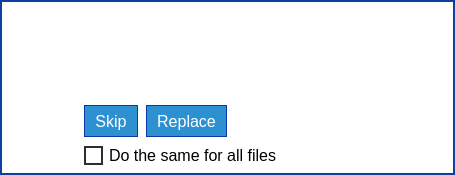
Before: the Qt Designer form parsec/core/gui/forms/replace_dialog.ui in Scille/parsec-cloud, drawn with Qt 5.
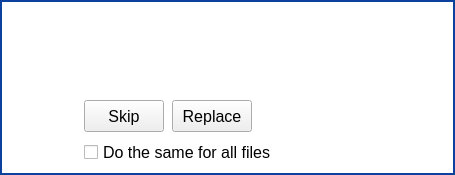
After: the same form once the commit is applied. Icons and pictures are not drawn. Custom widgets are drawn as their Qt base class.

```diff
--- a/parsec/core/gui/forms/replace_dialog.ui
+++ b/parsec/core/gui/forms/replace_dialog.ui
@@ -43,11 +43,7 @@
 border: 2px solid rgb(12, 65, 157);
 background-color: rgb(255, 255, 255);
 }
-
-QLabel
-{
-background-color: rgb(255, 255, 255);
-}</string>
+</string>
      </property>
      <layout class="QVBoxLayout" name="verticalLayout_3">
       <property name="spacing">
@@ -226,21 +222,7 @@
                </font>
               </property>
               <property name="styleSheet">
-               <string notr="true">QPushButton
-{
-background-color: rgb(45, 144, 209);
-border: 1px solid rgb(11, 56, 166);
-color: rgb(255, 255, 255);
-padding-left: 10px;
-padding-right: 10px;
-}
-
-QPushButton:disabled
-{
-border: 1px solid rgb(65, 75, 106);
-background-color: rgb(112, 122, 153);
-color: rgb(255, 255, 255);
-}</string>
+               <string notr="true"/>
               </property>
               <property name="text">
                <string>Skip</string>
@@ -261,21 +243,7 @@
                </font>
               </property>
               <property name="styleSheet">
-               <string notr="true">QPushButton
-{
-background-color: rgb(45, 144, 209);
-border: 1px solid rgb(11, 56, 166);
-color: rgb(255, 255, 255);
-padding-left: 10px;
-padding-right: 10px;
-}
-
-QPushButton:disabled
-{
-border: 1px solid rgb(65, 75, 106);
-background-color: rgb(112, 122, 153);
-color: rgb(255, 255, 255);
-}</string>
+               <string notr="true"/>
               </property>
               <property name="text">
                <string>Replace</string>
@@ -305,19 +273,7 @@
              </font>
             </property>
             <property name="styleSheet">
-             <string notr="true">QCheckBox::indicator
-{
-width: 15px;
-height: 15px;
-background-color: rgb(255, 255, 255);
-border: 2px solid rgb(46, 46, 46);
-color: black;
-}
-
-QCheckBox::indicator:checked
-{
-image: url(:/icons/images/icons/checked.png)
-}</string>
+             <string notr="true"/>
             </property>
             <property name="text">
              <string>Do the same for all files</string>
@@ -333,6 +289,13 @@
    </item>
   </layout>
  </widget>
+ <customwidgets>
+  <customwidget>
+   <class>ShadowedButton</class>
+   <extends>QPushButton</extends>
+   <header>parsec.core.gui.custom_widgets</header>
+  </customwidget>
+ </customwidgets>
  <resources>
   <include location="../rc/resources.qrc"/>
  </resources>
```
Left out of the diff: 6 changed lines with no effect on the pictures.
